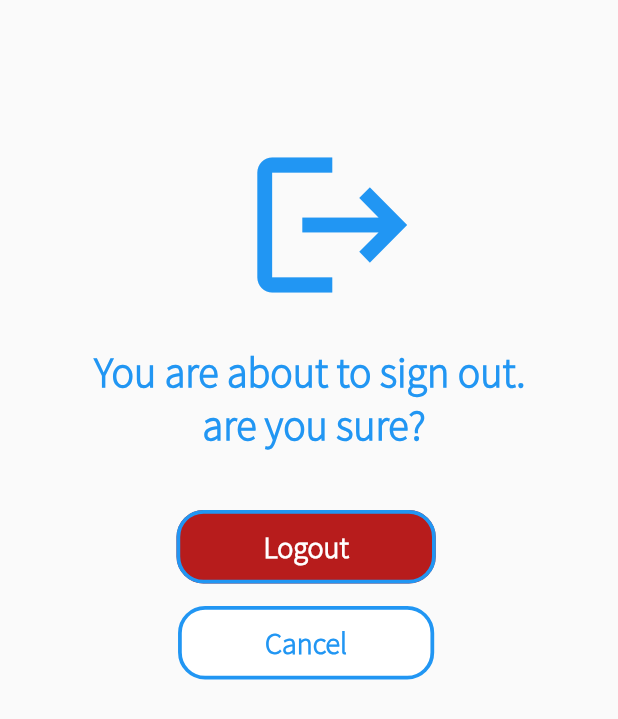
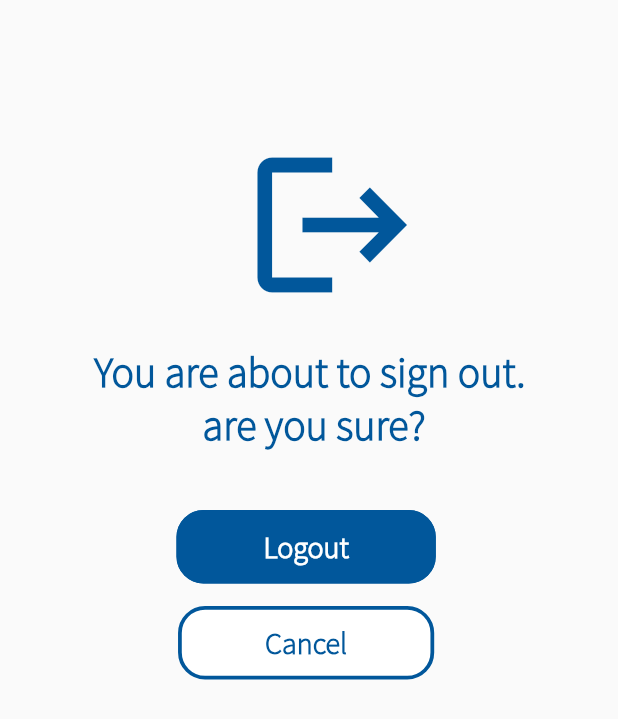
Before and after one commit to SandraFW/intelligent-Surveillance-for-smart-cities, a Flutter app: what logoutWidgets() shows on an empty page, opened directly, on a phone screen of 412 x 824 dp. Shown: the top 719 px of the screen. Run offline on Flutter 3.47's test engine with Material 2 defaults, Android fonts, the light colour scheme and no system bars; our stand-ins replace carousel_pro, cloud_firestore, email_validator, firebase_auth, firebase_core, get and 1 more; missing offline and left inert: cloud_firestore_web, firebase_auth_web, firebase_core_web, firebase_messaging_web, firebase_storage_web, google_sign_in_web and 3 more; accounts and stored records are empty; statements that could not run were skipped.

Commit message:
Update logout.dart

```diff
--- a/EFISS-MobileApp/lib/widgets/logout.dart
+++ b/EFISS-MobileApp/lib/widgets/logout.dart
@@ -1,7 +1,6 @@
 import 'package:flutter/material.dart';
-//import 'package:survillience_screens/screens/detail_page.dart';
 import 'package:get/get.dart';
-import 'package:survillience_screens/services/auth.dart';
+import 'package:screentwo/services/auth.dart';
 
 Widget logoutWidgets() {
   final AuthService _auth = AuthService();
@@ -13,7 +12,7 @@
         child: Icon(
           Icons.logout,
           size: 120.0,
-          color: Colors.blue[500],
+          color: Colors.lightBlue[900],
         ),
       ),
       Container(
@@ -24,7 +23,7 @@
             fontFamily: 'SourceSansPro',
             fontSize: 28.0,
             fontWeight: FontWeight.bold,
-            color: Colors.blue[500],
+            color: Colors.lightBlue[900],
           ),
           textAlign: TextAlign.center,
         ),
@@ -36,7 +35,7 @@
             //Get.to(Detail());
             await _auth.signout();
           },
-          color: Colors.red[900].withOpacity(1),
+          color: Colors.lightBlue[900].withOpacity(1),
           textColor: Colors.white,
           child: Container(
             child: Text('Logout',
@@ -49,7 +48,7 @@
           ),
           shape: new RoundedRectangleBorder(
             borderRadius: new BorderRadius.circular(18.0),
-            side: BorderSide(color: Colors.blue[500], width: 2.5),
+            side: BorderSide(color: Colors.lightBlue[900], width: 2.5),
           ),
         ),
       ),
@@ -60,7 +59,7 @@
             Get.back();
           },
           color: Colors.white.withOpacity(1),
-          textColor: Colors.blue[500],
+          textColor: Colors.lightBlue[900],
           child: Container(
             child: Text('Cancel',
                 style: TextStyle(
@@ -72,7 +71,7 @@
           ),
           shape: new RoundedRectangleBorder(
             borderRadius: new BorderRadius.circular(18.0),
-            side: BorderSide(color: Colors.blue[500], width: 2.5),
+            side: BorderSide(color: Colors.lightBlue[900], width: 2.5),
           ),
         ),
       ),
```
